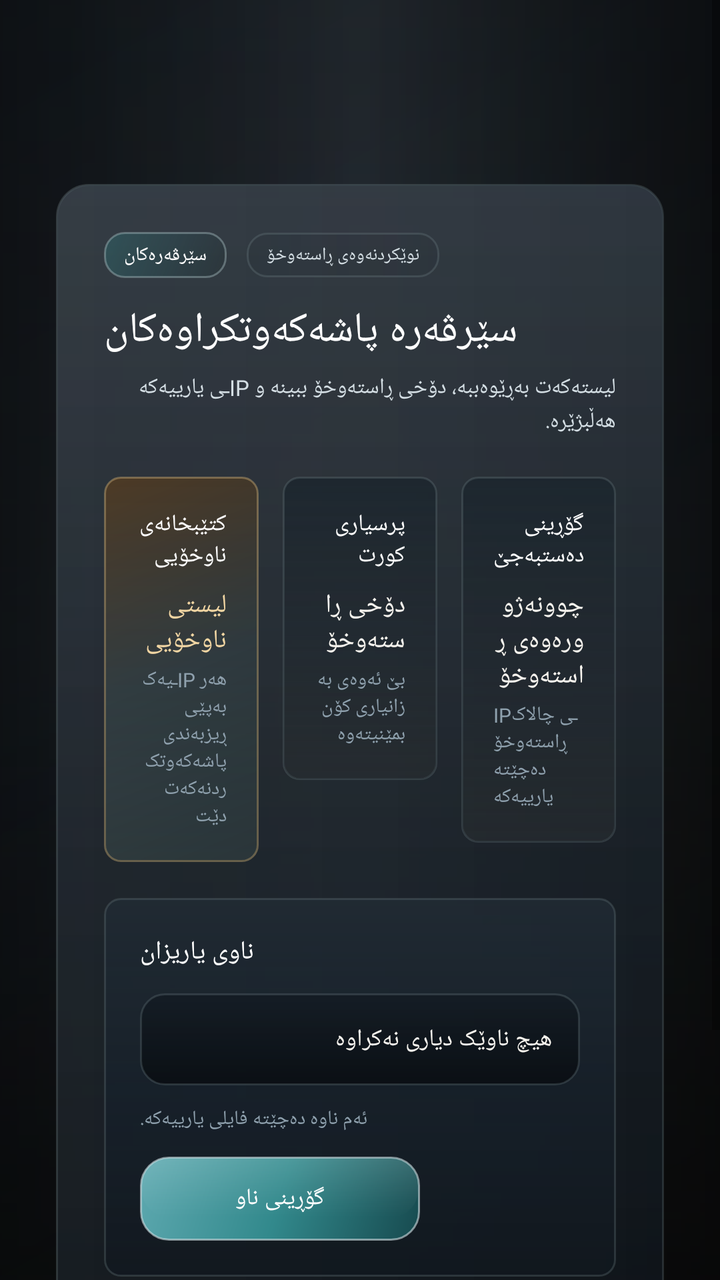
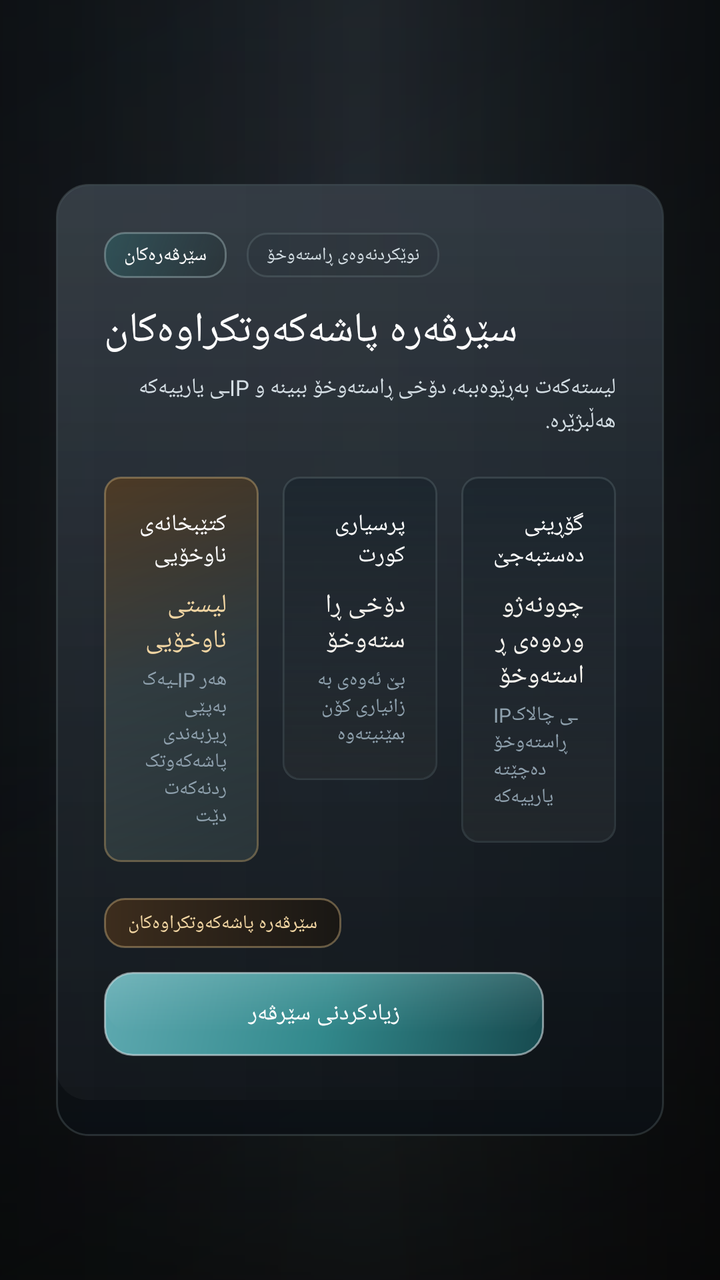

Screens rendered from an Android XML layout before and after an edit, with the pre-edit source and the edit as a unified diff.
<!-- AndroidManifest.xml: application theme Theme.AppCompat.Light.NoActionBar.FullScreen -->
<!-- res/layout/fragment_servers.xml -->
<?xml version="1.0" encoding="utf-8"?>
<FrameLayout xmlns:android="http://schemas.android.com/apk/res/android"
    android:layout_width="match_parent"
    android:layout_height="match_parent">

    <View
        android:layout_width="match_parent"
        android:layout_height="match_parent"
        android:background="@drawable/home_overlay" />

    <ScrollView
        android:layout_width="match_parent"
        android:layout_height="match_parent"
        android:fillViewport="true">

        <LinearLayout
            android:layout_width="match_parent"
            android:layout_height="wrap_content"
            android:gravity="center_horizontal"
            android:orientation="vertical"
            android:paddingStart="28dp"
            android:paddingTop="92dp"
            android:paddingEnd="28dp"
            android:paddingBottom="20dp">

            <LinearLayout
                android:layout_width="match_parent"
                android:layout_height="wrap_content"
                android:background="@drawable/home_panel_surface"
                android:orientation="vertical"
                android:padding="24dp">

                <LinearLayout
                    android:layout_width="match_parent"
                    android:layout_height="wrap_content"
                    android:gravity="center_vertical"
                    android:orientation="horizontal">

                    <TextView
                        android:layout_width="wrap_content"
                        android:layout_height="wrap_content"
                        android:background="@drawable/home_news_badge"
                        android:fontFamily="@font/montserrat_bold"
                        android:paddingStart="10dp"
                        android:paddingTop="5dp"
                        android:paddingEnd="10dp"
                        android:paddingBottom="5dp"
                        android:text="سێرڤەرەکان"
                        android:textAllCaps="true"
                        android:textColor="@android:color/white"
                        android:textSize="9.5sp" />

                    <TextView
                        android:layout_width="wrap_content"
                        android:layout_height="wrap_content"
                        android:layout_marginStart="10dp"
                        android:background="@drawable/launcher_badge_outline"
                        android:fontFamily="@font/montserrat_bold"
                        android:paddingStart="10dp"
                        android:paddingTop="5dp"
                        android:paddingEnd="10dp"
                        android:paddingBottom="5dp"
                        android:text="نوێکردنەوەی ڕاستەوخۆ"
                        android:textAllCaps="true"
                        android:textColor="@color/launcher_text_secondary"
                        android:textSize="9sp" />
                </LinearLayout>

                <TextView
                    android:layout_width="wrap_content"
                    android:layout_height="wrap_content"
                    android:layout_marginTop="12dp"
                    android:fontFamily="@font/montserrat_black"
                    android:text="سێرڤەرە پاشەکەوتکراوەکان"
                    android:textColor="@android:color/white"
                    android:textSize="21sp" />

                <TextView
                    android:layout_width="wrap_content"
                    android:layout_height="wrap_content"
                    android:layout_marginTop="7dp"
                    android:maxWidth="700dp"
                    android:fontFamily="@font/montserrat_medium"
                    android:lineSpacingExtra="2dp"
                    android:text="لیستەکەت بەڕێوەببە، دۆخی ڕاستەوخۆ ببینە و IPـی یارییەکە هەڵبژێرە."
                    android:textColor="@color/launcher_text_secondary"
                    android:textSize="11sp" />

                <LinearLayout
                    android:layout_width="match_parent"
                    android:layout_height="wrap_content"
                    android:layout_marginTop="20dp"
                    android:orientation="horizontal">

                    <LinearLayout
                        android:layout_width="0dp"
                        android:layout_height="wrap_content"
                        android:layout_weight="1"
                        android:background="@drawable/launcher_stat_tile_emphasis"
                        android:orientation="vertical"
                        android:padding="16dp">

                        <TextView
                            android:layout_width="wrap_content"
                            android:layout_height="wrap_content"
                            android:fontFamily="@font/montserrat_bold"
                            android:text="کتێبخانەی ناوخۆیی"
                            android:textColor="@android:color/white"
                            android:textSize="11.5sp" />

                        <TextView
                            android:layout_width="wrap_content"
                            android:layout_height="wrap_content"
                            android:layout_marginTop="8dp"
                            android:fontFamily="@font/montserrat_black"
                            android:text="لیستی ناوخۆیی"
                            android:textColor="@color/launcher_accent_gold_bright"
                            android:textSize="13sp" />

                        <TextView
                            android:layout_width="wrap_content"
                            android:layout_height="wrap_content"
                            android:layout_marginTop="4dp"
                            android:fontFamily="@font/montserrat_medium"
                            android:text="هەر IPـیەک بەپێی ڕیزبەندی پاشەکەوتکردنەکەت دێت"
                            android:textColor="@color/launcher_text_muted"
                            android:textSize="10sp" />
                    </LinearLayout>

                    <LinearLayout
                        android:layout_width="0dp"
                        android:layout_height="wrap_content"
                        android:layout_marginStart="12dp"
                        android:layout_weight="1"
                        android:background="@drawable/launcher_stat_tile"
                        android:orientation="vertical"
                        android:padding="16dp">

                        <TextView
                            android:layout_width="wrap_content"
                            android:layout_height="wrap_content"
                            android:fontFamily="@font/montserrat_bold"
                            android:text="پرسیاری کورت"
                            android:textColor="@android:color/white"
                            android:textSize="11.5sp" />

                        <TextView
                            android:layout_width="wrap_content"
                            android:layout_height="wrap_content"
                            android:layout_marginTop="8dp"
                            android:fontFamily="@font/montserrat_black"
                            android:text="دۆخی ڕاستەوخۆ"
                            android:textColor="@color/launcher_text_primary"
                            android:textSize="13sp" />

                        <TextView
                            android:layout_width="wrap_content"
                            android:layout_height="wrap_content"
                            android:layout_marginTop="4dp"
                            android:fontFamily="@font/montserrat_medium"
                            android:text="بێ ئەوەی بە زانیاری کۆن بمێنیتەوە"
                            android:textColor="@color/launcher_text_muted"
                            android:textSize="10sp" />
                    </LinearLayout>

                    <LinearLayout
                        android:layout_width="0dp"
                        android:layout_height="wrap_content"
                        android:layout_marginStart="12dp"
                        android:layout_weight="1"
                        android:background="@drawable/launcher_stat_tile"
                        android:orientation="vertical"
                        android:padding="16dp">

                        <TextView
                            android:layout_width="wrap_content"
                            android:layout_height="wrap_content"
                            android:fontFamily="@font/montserrat_bold"
                            android:text="گۆڕینی دەستبەجێ"
                            android:textColor="@android:color/white"
                            android:textSize="11.5sp" />

                        <TextView
                            android:layout_width="wrap_content"
                            android:layout_height="wrap_content"
                            android:layout_marginTop="8dp"
                            android:fontFamily="@font/montserrat_black"
                            android:text="چوونەژوورەوەی ڕاستەوخۆ"
                            android:textColor="@color/launcher_text_primary"
                            android:textSize="13sp" />

                        <TextView
                            android:layout_width="wrap_content"
                            android:layout_height="wrap_content"
                            android:layout_marginTop="4dp"
                            android:fontFamily="@font/montserrat_medium"
                            android:text="IPـی چالاک ڕاستەوخۆ دەچێتە یارییەکە"
                            android:textColor="@color/launcher_text_muted"
                            android:textSize="10sp" />
                    </LinearLayout>
                </LinearLayout>

                <LinearLayout
                    android:layout_width="match_parent"
                    android:layout_height="wrap_content"
                    android:layout_marginTop="18dp"
                    android:background="@drawable/home_server_card_surface"
                    android:orientation="vertical"
                    android:padding="18dp">

                    <TextView
                        android:layout_width="wrap_content"
                        android:layout_height="wrap_content"
                        android:fontFamily="@font/montserrat_bold"
                        android:text="ناوی یاریزان"
                        android:textColor="@android:color/white"
                        android:textSize="13sp" />

                    <TextView
                        android:id="@+id/player_name_value"
                        android:layout_width="match_parent"
                        android:layout_height="46dp"
                        android:layout_marginTop="12dp"
                        android:background="@drawable/launcher_field_surface_dark"
                        android:ellipsize="end"
                        android:fontFamily="@font/montserrat_bold"
                        android:gravity="center_vertical"
                        android:maxLines="1"
                        android:paddingStart="14dp"
                        android:paddingEnd="14dp"
                        android:text="هیچ ناوێک دیاری نەکراوە"
                        android:textColor="@color/launcher_text_primary"
                        android:textSize="12sp" />

                    <TextView
                        android:layout_width="wrap_content"
                        android:layout_height="wrap_content"
                        android:layout_marginTop="10dp"
                        android:fontFamily="@font/montserrat_medium"
                        android:text="ئەم ناوە دەچێتە فایلی یارییەکە."
                        android:textColor="@color/launcher_text_muted"
                        android:textSize="10sp" />

                    <TextView
                        android:id="@+id/button_edit_profile"
                        android:layout_width="wrap_content"
                        android:layout_height="42dp"
                        android:layout_marginTop="12dp"
                        android:background="@drawable/home_server_select_button"
                        android:fontFamily="@font/montserrat_bold"
                        android:gravity="center"
                        android:minWidth="140dp"
                        android:paddingStart="18dp"
                        android:paddingEnd="18dp"
                        android:text="گۆڕینی ناو"
                        android:textColor="@android:color/white"
                        android:textSize="11.5sp" />
                </LinearLayout>

                <TextView
                    android:layout_width="wrap_content"
                    android:layout_height="wrap_content"
                    android:layout_marginTop="18dp"
                    android:background="@drawable/launcher_badge_gold"
                    android:fontFamily="@font/montserrat_bold"
                    android:paddingStart="12dp"
                    android:paddingTop="6dp"
                    android:paddingEnd="12dp"
                    android:paddingBottom="6dp"
                    android:text="سێرڤەرە پاشەکەوتکراوەکان"
                    android:textAllCaps="true"
                    android:textColor="@color/launcher_accent_gold_bright"
                    android:textSize="9.5sp" />

                <TextView
                    android:id="@+id/server_empty_state"
                    android:layout_width="match_parent"
                    android:layout_height="wrap_content"
                    android:layout_marginTop="14dp"
                    android:background="@drawable/launcher_console_surface"
                    android:fontFamily="@font/montserrat_medium"
                    android:padding="16dp"
                    android:text="هێشتا هیچ سێرڤەرێک پاشەکەوت نەکراوە."
                    android:textColor="@color/launcher_text_secondary"
                    android:textSize="11.5sp"
                    android:visibility="gone" />

                <TextView
                    android:id="@+id/server_add_shortcut"
                    android:layout_width="220dp"
                    android:layout_height="42dp"
                    android:layout_marginTop="12dp"
                    android:background="@drawable/home_server_select_button"
                    android:fontFamily="@font/montserrat_bold"
                    android:gravity="center"
                    android:text="زیادکردنی سێرڤەر"
                    android:textColor="@android:color/white"
                    android:textSize="11.5sp" />

                <LinearLayout
                    android:id="@+id/server_list_container"
                    android:layout_width="match_parent"
                    android:layout_height="wrap_content"
                    android:layout_marginTop="16dp"
                    android:orientation="vertical" />
            </LinearLayout>
        </LinearLayout>
    </ScrollView>

</FrameLayout>
<!-- resources referenced by this layout -->
<resources>
  <color name="launcher_accent_gold_bright">#F2D6A3</color>
  <color name="launcher_text_muted">#8FA1AE</color>
  <color name="launcher_text_primary">#F7F4EE</color>
  <color name="launcher_text_secondary">#D4DEE4</color>
  <!-- drawable home_news_badge (drawable) -->
  <?xml version="1.0" encoding="utf-8"?>
  <shape xmlns:android="http://schemas.android.com/apk/res/android"
      android:shape="rectangle">
      <gradient
          android:angle="315"
          android:startColor="#6C2D6F73"
          android:endColor="#33192325" />
      <corners android:radius="10dp" />
      <stroke
          android:width="1dp"
          android:color="#5DBBD4D5" />
  </shape>
  <!-- drawable home_server_card_surface (drawable) -->
  <?xml version="1.0" encoding="utf-8"?>
  <shape xmlns:android="http://schemas.android.com/apk/res/android"
      android:shape="rectangle">
      <gradient
          android:angle="270"
          android:startColor="@color/launcher_card_top"
          android:centerColor="#C816202A"
          android:endColor="@color/launcher_card_bottom" />
      <corners android:radius="8dp" />
      <stroke
          android:width="1dp"
          android:color="@color/launcher_border_soft" />
  </shape>
  <!-- drawable launcher_badge_gold (drawable) -->
  <?xml version="1.0" encoding="utf-8"?>
  <shape xmlns:android="http://schemas.android.com/apk/res/android"
      android:shape="rectangle">
      <gradient
          android:angle="0"
          android:startColor="#3D2D1D"
          android:endColor="#191714" />
      <corners android:radius="10dp" />
      <stroke
          android:width="1dp"
          android:color="#6AD8B77E" />
  </shape>
  <!-- drawable launcher_badge_outline (drawable) -->
  <?xml version="1.0" encoding="utf-8"?>
  <shape xmlns:android="http://schemas.android.com/apk/res/android"
      android:shape="rectangle">
      <gradient
          android:angle="0"
          android:startColor="#221D2931"
          android:endColor="#120D1218" />
      <corners android:radius="10dp" />
      <stroke
          android:width="1dp"
          android:color="@color/launcher_border_soft" />
  </shape>
  <!-- drawable launcher_field_surface_dark (drawable) -->
  <?xml version="1.0" encoding="utf-8"?>
  <shape xmlns:android="http://schemas.android.com/apk/res/android"
      android:shape="rectangle">
      <gradient
          android:angle="270"
          android:startColor="#C9121A22"
          android:endColor="#D2070B0F" />
      <corners android:radius="12dp" />
      <stroke
          android:width="1dp"
          android:color="@color/launcher_border_soft" />
  </shape>
  <style name="Theme.AppCompat.Light.NoActionBar.FullScreen" parent="@style/Theme.AppCompat.Light.NoActionBar">
          <item name="android:windowNoTitle">true</item>
          <item name="android:windowActionBar">false</item>
          <item name="android:windowFullscreen">true</item>
          <item name="android:windowContentOverlay">@null</item>
          <item name="android:windowLayoutInDisplayCutoutMode">shortEdges</item>
      </style>
  <color name="launcher_panel_top">#E71B242D</color>
  <color name="launcher_panel_bottom">#D00A0F14</color>
  <color name="launcher_border_soft">#42798A91</color>
  <color name="launcher_card_top">#DA202A33</color>
  <color name="launcher_card_bottom">#C010171E</color>
  <color name="launcher_accent_teal">#32898C</color>
  <color name="launcher_accent_teal_dark">#174A4F</color>
  <!-- unchanged entries left out for length: 6 -->
</resources>

<!-- the commit's change to res/layout/fragment_servers.xml (unified diff, before → after) -->
@@ -200,63 +200,6 @@
                     </LinearLayout>
                 </LinearLayout>
 
-                <LinearLayout
-                    android:layout_width="match_parent"
-                    android:layout_height="wrap_content"
-                    android:layout_marginTop="18dp"
-                    android:background="@drawable/home_server_card_surface"
-                    android:orientation="vertical"
-                    android:padding="18dp">
-
-                    <TextView
-                        android:layout_width="wrap_content"
-                        android:layout_height="wrap_content"
-                        android:fontFamily="@font/montserrat_bold"
-                        android:text="ناوی یاریزان"
-                        android:textColor="@android:color/white"
-                        android:textSize="13sp" />
-
-                    <TextView
-                        android:id="@+id/player_name_value"
-                        android:layout_width="match_parent"
-                        android:layout_height="46dp"
-                        android:layout_marginTop="12dp"
-                        android:background="@drawable/launcher_field_surface_dark"
-                        android:ellipsize="end"
-                        android:fontFamily="@font/montserrat_bold"
-                        android:gravity="center_vertical"
-                        android:maxLines="1"
-                        android:paddingStart="14dp"
-                        android:paddingEnd="14dp"
-                        android:text="هیچ ناوێک دیاری نەکراوە"
-                        android:textColor="@color/launcher_text_primary"
-                        android:textSize="12sp" />
-
-                    <TextView
-                        android:layout_width="wrap_content"
-                        android:layout_height="wrap_content"
-                        android:layout_marginTop="10dp"
-                        android:fontFamily="@font/montserrat_medium"
-                        android:text="ئەم ناوە دەچێتە فایلی یارییەکە."
-                        android:textColor="@color/launcher_text_muted"
-                        android:textSize="10sp" />
-
-                    <TextView
-                        android:id="@+id/button_edit_profile"
-                        android:layout_width="wrap_content"
-                        android:layout_height="42dp"
-                        android:layout_marginTop="12dp"
-                        android:background="@drawable/home_server_select_button"
-                        android:fontFamily="@font/montserrat_bold"
-                        android:gravity="center"
-                        android:minWidth="140dp"
-                        android:paddingStart="18dp"
-                        android:paddingEnd="18dp"
-                        android:text="گۆڕینی ناو"
-                        android:textColor="@android:color/white"
-                        android:textSize="11.5sp" />
-                </LinearLayout>
-
                 <TextView
                     android:layout_width="wrap_content"
                     android:layout_height="wrap_content"
<!-- resource entries referenced after the edit -->
@@ -16,20 +16,6 @@
       <stroke
           android:width="1dp"
           android:color="#5DBBD4D5" />
-  </shape>
-  <!-- drawable home_server_card_surface (drawable) -->
-  <?xml version="1.0" encoding="utf-8"?>
-  <shape xmlns:android="http://schemas.android.com/apk/res/android"
-      android:shape="rectangle">
-      <gradient
-          android:angle="270"
-          android:startColor="@color/launcher_card_top"
-          android:centerColor="#C816202A"
-          android:endColor="@color/launcher_card_bottom" />
-      <corners android:radius="8dp" />
-      <stroke
-          android:width="1dp"
-          android:color="@color/launcher_border_soft" />
   </shape>
   <!-- drawable launcher_badge_gold (drawable) -->
   <?xml version="1.0" encoding="utf-8"?>
@@ -57,19 +43,6 @@
           android:width="1dp"
           android:color="@color/launcher_border_soft" />
   </shape>
-  <!-- drawable launcher_field_surface_dark (drawable) -->
-  <?xml version="1.0" encoding="utf-8"?>
-  <shape xmlns:android="http://schemas.android.com/apk/res/android"
-      android:shape="rectangle">
-      <gradient
-          android:angle="270"
-          android:startColor="#C9121A22"
-          android:endColor="#D2070B0F" />
-      <corners android:radius="12dp" />
-      <stroke
-          android:width="1dp"
-          android:color="@color/launcher_border_soft" />
-  </shape>
   <style name="Theme.AppCompat.Light.NoActionBar.FullScreen" parent="@style/Theme.AppCompat.Light.NoActionBar">
           <item name="android:windowNoTitle">true</item>
           <item name="android:windowActionBar">false</item>
@@ -80,8 +53,6 @@
   <color name="launcher_panel_top">#E71B242D</color>
   <color name="launcher_panel_bottom">#D00A0F14</color>
   <color name="launcher_border_soft">#42798A91</color>
-  <color name="launcher_card_top">#DA202A33</color>
-  <color name="launcher_card_bottom">#C010171E</color>
   <color name="launcher_accent_teal">#32898C</color>
   <color name="launcher_accent_teal_dark">#174A4F</color>
   <!-- unchanged entries left out for length: 6 -->
